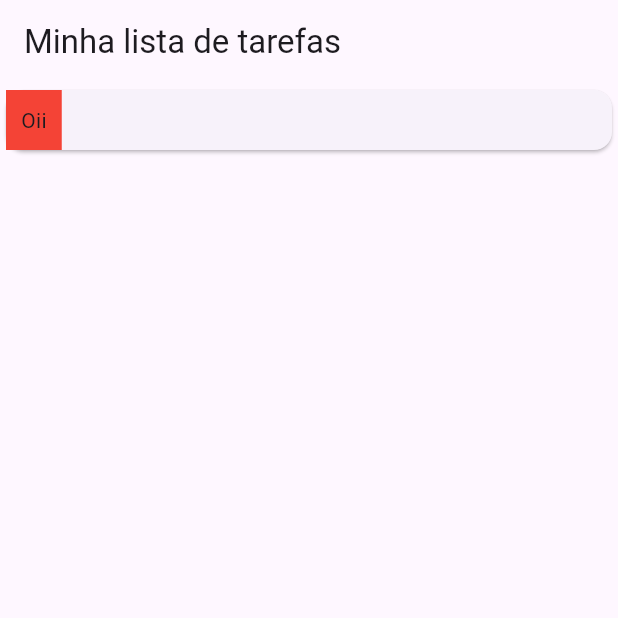
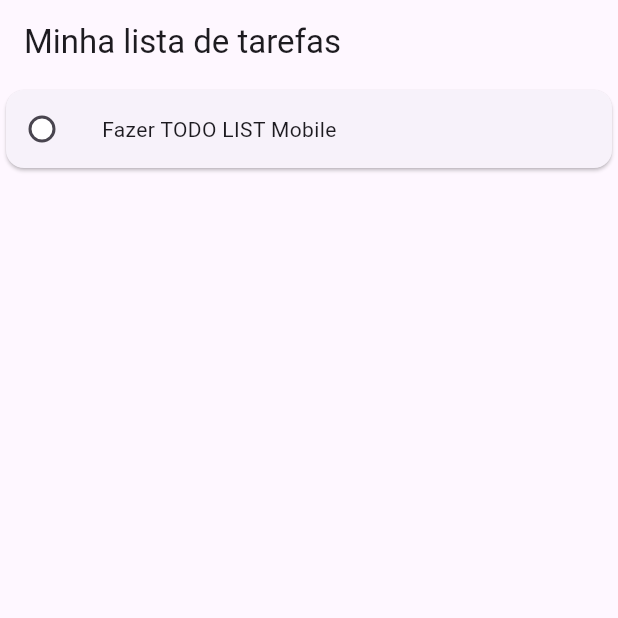
Before and after one commit to gfloriano11/mobile-development-class, a Flutter app: the screen it shows after launch, on a phone screen of 412 x 824 dp, the top half of it. Run offline on Flutter 3.47's test engine with Material 3 defaults, Android fonts, the phone set to English and light mode, and no system bars; our stand-ins replace flutter_tts.

Commit message:
feat: add task

```diff
--- a/n2/todo_list/analysis_options.yaml
+++ b/n2/todo_list/analysis_options.yaml
@@ -1 +1,10 @@
+analyzer:
+  exclude:
+    - build/**
+    - android/**
+    - ios/**
+    - web/**
+    - windows/**
+    - macos/**
+    - linux/**
 include: package:flutter_lints/flutter.yaml
--- a/n2/todo_list/lib/main.dart
+++ b/n2/todo_list/lib/main.dart
@@ -5,19 +5,30 @@ void main() {
   runApp(const MainApp());
 }
 
-class MainApp extends StatelessWidget {
+class MainApp extends StatefulWidget {
   const MainApp({super.key});
+
+  @override
+  State<MainApp> createState() => _MainApp();
+}
+
+class _MainApp extends State<MainApp> {
+  bool isAddingTask = false;
 
   @override
   Widget build(BuildContext context) {
     return MaterialApp(
       home: Scaffold(
-        appBar: AppBar(
-          title: Text("Minha lista de tarefas"),
-        ),
-        body: Center(
-          child: Home(),
-        ),
+        appBar: AppBar(title: Text("Minha lista de tarefas")),
+        body: Center(child: Home(isAddingTask: isAddingTask)),
+        // floatingActionButton: FloatingActionButton(
+        //   foregroundColor: Colors.black,
+        //   onPressed: () => setState(() {
+        //     isAddingTask = !isAddingTask;
+        //   }),
+        //   backgroundColor: Colors.green,
+        //   child: isAddingTask ? const Icon(Icons.close) : const Icon(Icons.add),
+        // ),
       ),
     );
   }
--- a/n2/todo_list/lib/widgets/home.dart
+++ b/n2/todo_list/lib/widgets/home.dart
@@ -1,15 +1,61 @@
 import 'package:flutter/material.dart';
 import 'package:todo_list/widgets/task.dart';
 
-class Home extends StatelessWidget {
-  const Home({super.key});
+class Home extends StatefulWidget {
+  final bool isAddingTask;
+  const Home({super.key, required this.isAddingTask});
+
+  @override
+  State<Home> createState() => _Home();
+}
+
+class _Home extends State<Home> {
+  List<String> tasks = ["Fazer TODO LIST Mobile"];
+  final TextEditingController _controller = TextEditingController();
+
+  void createTask(String title) {
+    if (title.trim().isEmpty) {
+      ScaffoldMessenger.of(context).showSnackBar(
+        const SnackBar(
+          content: Text("Digite uma tarefa antes de adicionar."),
+          duration: Duration(milliseconds: 1500),
+        ),
+      );
+      return;
+    }
+    setState(() {
+      tasks.add(title);
+      _controller.value = TextEditingValue.empty;
+    });
+  }
 
   @override
   Widget build(BuildContext context) {
     return Center(
       child: Column(
+        spacing: 20,
         children: [
-          Task(content: "Oii")
+          if (widget.isAddingTask)
+            ConstrainedBox(
+              constraints: BoxConstraints(maxWidth: 800),
+              child: TextField(
+                autofocus: true,
+                decoration: const InputDecoration(
+                  hintText: "Digite uma tarefa",
+                ),
+                controller: _controller,
+                onSubmitted: (text) => createTask(text),
+              ),
+            ),
+          Column(spacing: 3, children: [...tasks.map((t) => Task(content: t))]),
+          // ListView.builder(
+          //   itemBuilder: (ctx, index) {
+          //     return Column(
+          //       spacing: 3,
+          //       children: [...tasks.map((t) => Task(content: t))],
+          //     );
+          //   },
+          // ),
         ],
       ),
     );
--- a/n2/todo_list/lib/widgets/task.dart
+++ b/n2/todo_list/lib/widgets/task.dart
@@ -9,23 +9,47 @@ class Task extends StatefulWidget {
 }
 
 class _Task extends State<Task> {
+  bool checked = false;
+  void onChange(bool? value) {
+    setState(() {
+      checked = value ?? false;
+    });
+  }
 
   @override
   Widget build(BuildContext context) {
     return Card(
       child: ConstrainedBox(
-        constraints: BoxConstraints(
-          maxWidth: 800
+        constraints: BoxConstraints(maxWidth: 800),
+        child: Row(
+          children: [
+            Checkbox(
+              onChanged: (bool? changed) => onChange(changed),
+              value: checked,
+              fillColor: WidgetStateProperty.resolveWith<Color>((
+                Set<WidgetState> states,
+              ) {
+                if (states.contains(WidgetState.selected)) return Colors.green;
+                return Colors.white;
+              }),
+              checkColor: Colors.white,
+              shape: RoundedRectangleBorder(
+                borderRadius: BorderRadius.circular(20),
+              ),
+            ),
+            Container(
+              padding: EdgeInsetsGeometry.all(16),
+              child: Text(
+                widget.content,
+                style: TextStyle(
+                  decoration: checked
+                      ? TextDecoration.lineThrough
+                      : TextDecoration.none,
+                ),
+              ),
+            ),
+          ],
         ),
-        child: Row(
-        children: [
-          Container(
-            padding: EdgeInsetsGeometry.all(10),
-            color: Colors.red,
-            child: Text(widget.content),
-          )
-        ],
-      ),
       ),
     );
   }
```
Also changed, not shown: n2/todo_list/pubspec.lock.
